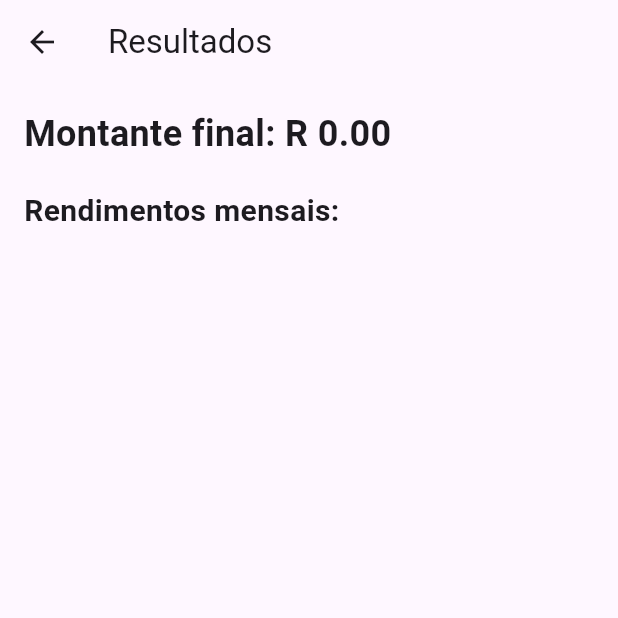
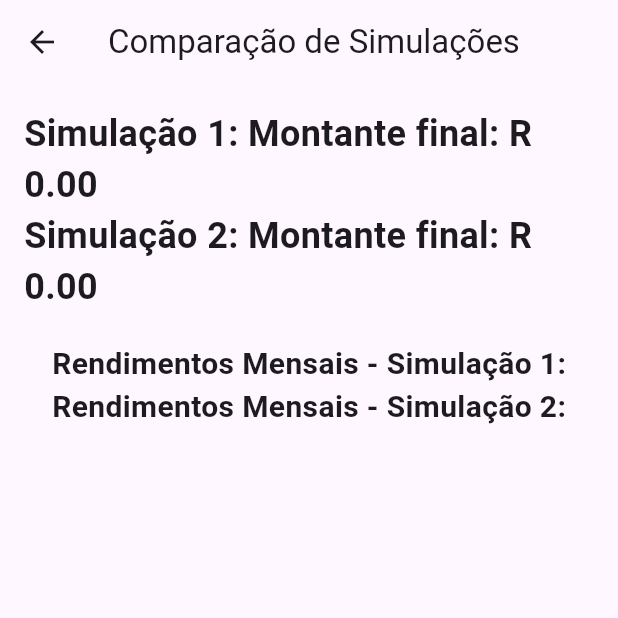
Before and after one commit to DanielOliveiraC/Calculadora-Juros, a Flutter app: the ResultadoPage screen opened directly with empty values, on a phone screen of 412 x 824 dp, the top half of it. Run offline on Flutter 3.47's test engine with Material 3 defaults, Android fonts, the phone set to English and light mode, and no system bars.

Commit message:
add comparação entre simulações

```diff
--- a/app_flutter/lib/comp.dart
+++ b/app_flutter/lib/comp.dart
@@ -1,48 +1,72 @@
 import 'package:flutter/material.dart';
 
 class ResultadoPage extends StatelessWidget {
-  final double montante;
-  final List<String> valores;
+  final double montante1;
+  final double montante2;
+  final List<String> valores1;
+  final List<String> valores2;
 
-  const ResultadoPage({Key? key, required this.montante, required this.valores}) : super(key: key);
+  const ResultadoPage({
+    Key? key,
+    required this.montante1,
+    required this.montante2,
+    required this.valores1,
+    required this.valores2,
+  }) : super(key: key);
 
   @override
   Widget build(BuildContext context) {
     return Scaffold(
       appBar: AppBar(
-        title: const Text("Resultados"),
+        title: const Text("Comparação de Simulações"),
       ),
-      body: Padding(
+      body: SingleChildScrollView( // Torna o conteúdo rolável
+        child: Padding(
           padding: const EdgeInsets.all(16.0),
           child: Column(
-          crossAxisAlignment: CrossAxisAlignment.start,
             children: [
-            // Exibe o montante final
+              // Exibe o montante final de ambas as simulações
               Text(
-              'Montante final: R ${montante.toStringAsFixed(2)}',
+                'Simulação 1: Montante final: R ${montante1.toStringAsFixed(2)}',
+                style: const TextStyle(fontSize: 24, fontWeight: FontWeight.bold),
+              ),
+              Text(
+                'Simulação 2: Montante final: R ${montante2.toStringAsFixed(2)}',
                 style: const TextStyle(fontSize: 24, fontWeight: FontWeight.bold),
               ),
               const SizedBox(height: 20),
 
-            // Exibe os rendimentos mensais
+              // Exibe os rendimentos mensais para a Simulação 1
               const Text(
-              'Rendimentos mensais:',
+                'Rendimentos Mensais - Simulação 1:',
                 style: TextStyle(fontSize: 20, fontWeight: FontWeight.bold),
               ),
-            const SizedBox(height: 10),
-            Expanded(
-              child: ListView.builder(
-                itemCount: valores.length,
+              ListView.builder(
+                shrinkWrap: true,
+                itemCount: valores1.length,
                 itemBuilder: (context, index) {
-                  final rendimento = valores[index];
-                  final mes = index + 1;
                   return ListTile(
-                    title: Text('Mês $mes: R $rendimento'),
+                    title: Text('Mês ${index + 1}: R ${valores1[index]}'),
                   );
                 },
               ),
+
+              // Exibe os rendimentos mensais para a Simulação 2
+              const Text(
+                'Rendimentos Mensais - Simulação 2:',
+                style: TextStyle(fontSize: 20, fontWeight: FontWeight.bold),
+              ),
+              ListView.builder(
+                shrinkWrap: true,
+                itemCount: valores2.length,
+                itemBuilder: (context, index) {
+                  return ListTile(
+                    title: Text('Mês ${index + 1}: R ${valores2[index]}'),
+                  );
+                },
               ),
             ],
+          ),
         ),
       ),
     );
```
Also changed, not shown: app_flutter/lib/main.dart (+72 -7 lines). Lines whose indentation alone changed are shown as unchanged.
